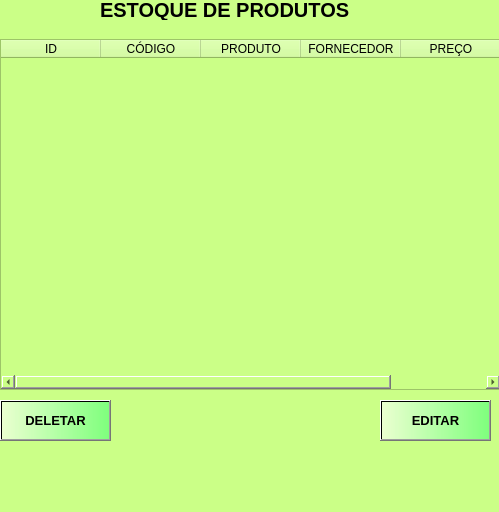
Qt form estoque.ui (Dani3l03/Python-Banco) before a commit.
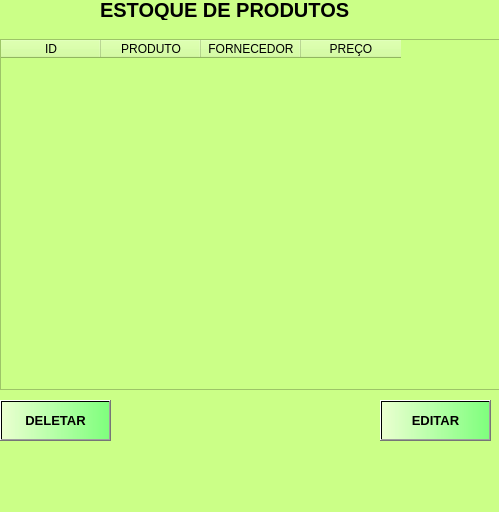
The same form after that commit.

What changed in the file:
```diff
--- a/estoque.ui
+++ b/estoque.ui
@@ -58,11 +58,6 @@
       <string>ID</string>
      </property>
     </column>
-    <column>
-     <property name="text">
-      <string>CÓDIGO</string>
-     </property>
-    </column>
     <column>
      <property name="text">
       <string>PRODUTO</string>
```
